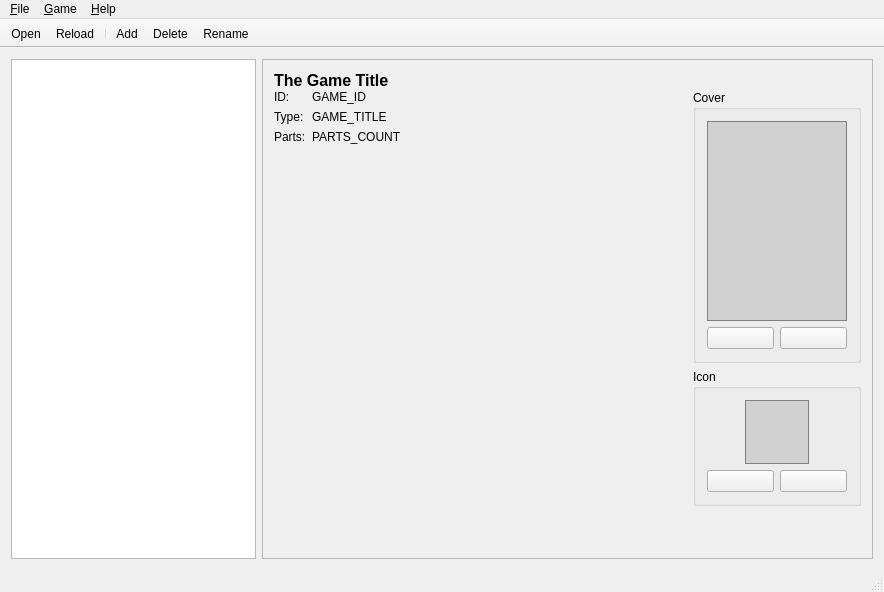
Qt form src/MainWindow.ui (brainstream/OPL-PC-Tools) before a commit.
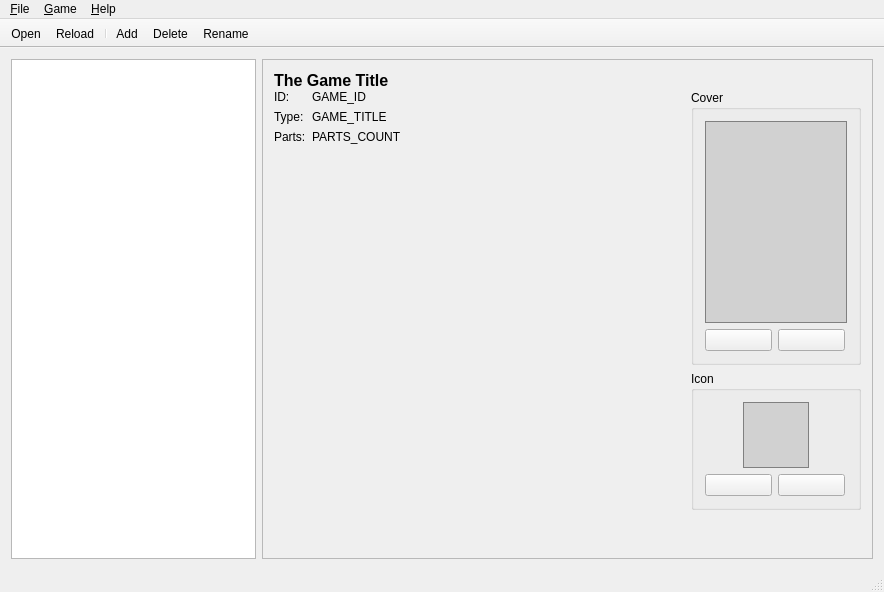
The same form after that commit. Icons and pictures are not drawn.

What changed in the file:
```diff
--- a/src/MainWindow.ui
+++ b/src/MainWindow.ui
@@ -152,7 +152,7 @@
                 </property>
                </widget>
               </item>
-              <item row="4" column="1">
+              <item row="4" column="0" colspan="2">
                <spacer name="horizontalSpacer">
                 <property name="orientation">
                  <enum>Qt::Horizontal</enum>
@@ -185,8 +185,8 @@
                    </property>
                    <property name="minimumSize">
                     <size>
-                     <width>140</width>
-                     <height>200</height>
+                     <width>142</width>
+                     <height>202</height>
                     </size>
                    </property>
                    <property name="styleSheet">
@@ -289,8 +289,8 @@
                      </property>
                      <property name="minimumSize">
                       <size>
-                       <width>64</width>
-                       <height>64</height>
+                       <width>66</width>
+                       <height>66</height>
                       </size>
                      </property>
                      <property name="styleSheet">
```
Left out of the diff: 32 changed lines with no effect on the pictures.
